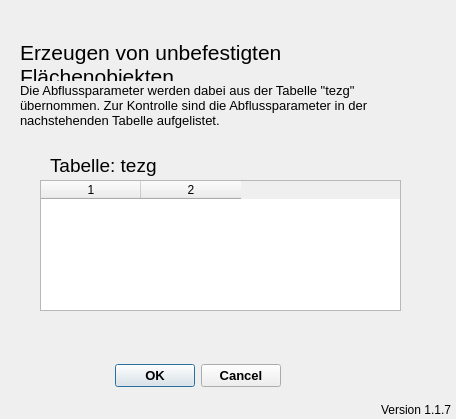
This is application_dialog_base.ui in hoettges/QKan as Qt 5 draws it before an edit. The edited form follows.
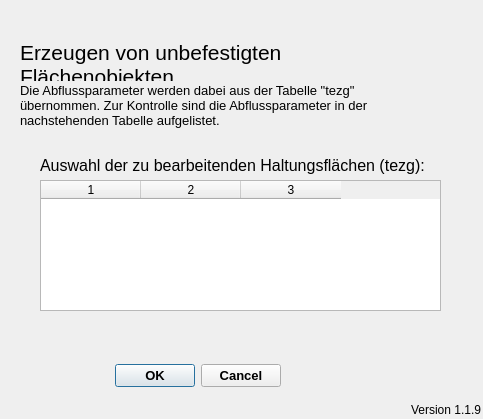
This is the edited form.

The edit to the form file:
```diff
--- a/application_dialog_base.ui
+++ b/application_dialog_base.ui
@@ -6,7 +6,7 @@
    <rect>
     <x>0</x>
     <y>0</y>
-    <width>456</width>
+    <width>483</width>
     <height>419</height>
    </rect>
   </property>
@@ -42,7 +42,7 @@
   <widget class="QLabel" name="label_3">
    <property name="geometry">
     <rect>
-     <x>360</x>
+     <x>390</x>
      <y>400</y>
      <width>91</width>
      <height>20</height>
@@ -52,7 +52,7 @@
     <string>Version QKan Import</string>
    </property>
    <property name="text">
-    <string>Version 1.1.7</string>
+    <string>Version 1.1.9</string>
    </property>
    <property name="alignment">
     <set>Qt::AlignRight|Qt::AlignTrailing|Qt::AlignVCenter</set>
@@ -63,15 +63,16 @@
     <rect>
      <x>40</x>
      <y>180</y>
-     <width>361</width>
+     <width>401</width>
      <height>131</height>
     </rect>
    </property>
    <property name="columnCount">
-    <number>2</number>
+    <number>3</number>
    </property>
    <column/>
    <column/>
+   <column/>
   </widget>
   <widget class="QLabel" name="label_2">
    <property name="geometry">
@@ -124,19 +125,19 @@
   <widget class="QLabel" name="label_5">
    <property name="geometry">
     <rect>
-     <x>50</x>
+     <x>40</x>
      <y>150</y>
-     <width>111</width>
+     <width>401</width>
      <height>31</height>
     </rect>
    </property>
    <property name="font">
     <font>
-     <pointsize>14</pointsize>
+     <pointsize>12</pointsize>
     </font>
    </property>
    <property name="text">
-    <string>Tabelle: tezg</string>
+    <string>Auswahl der zu bearbeitenden Haltungsflächen (tezg):</string>
    </property>
   </widget>
  </widget>
```
Left out of the diff: 3 changed lines with no effect on the pictures.
